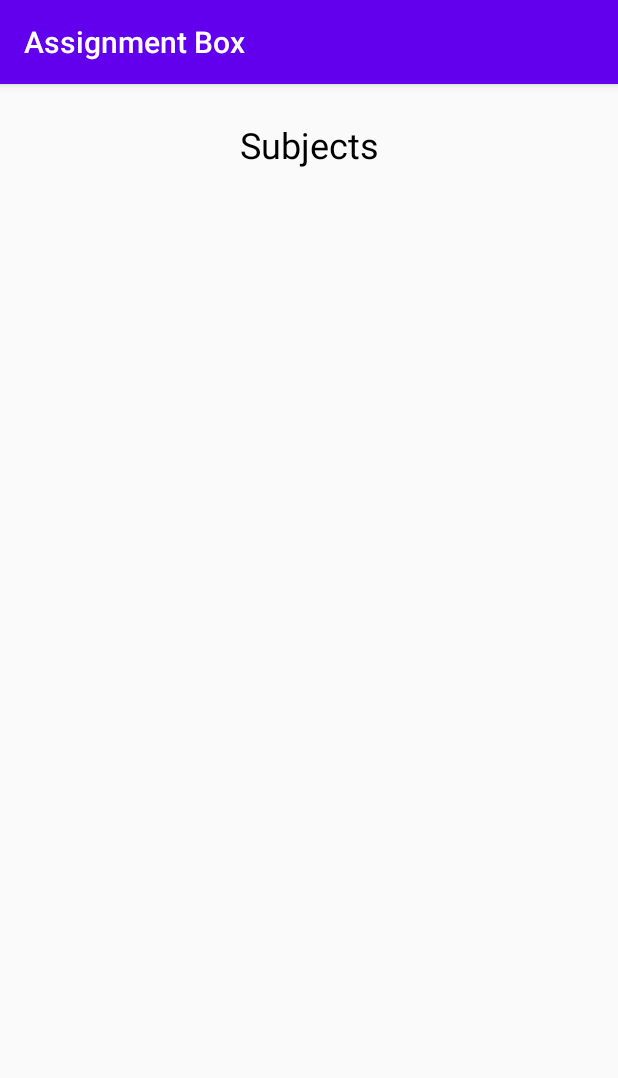
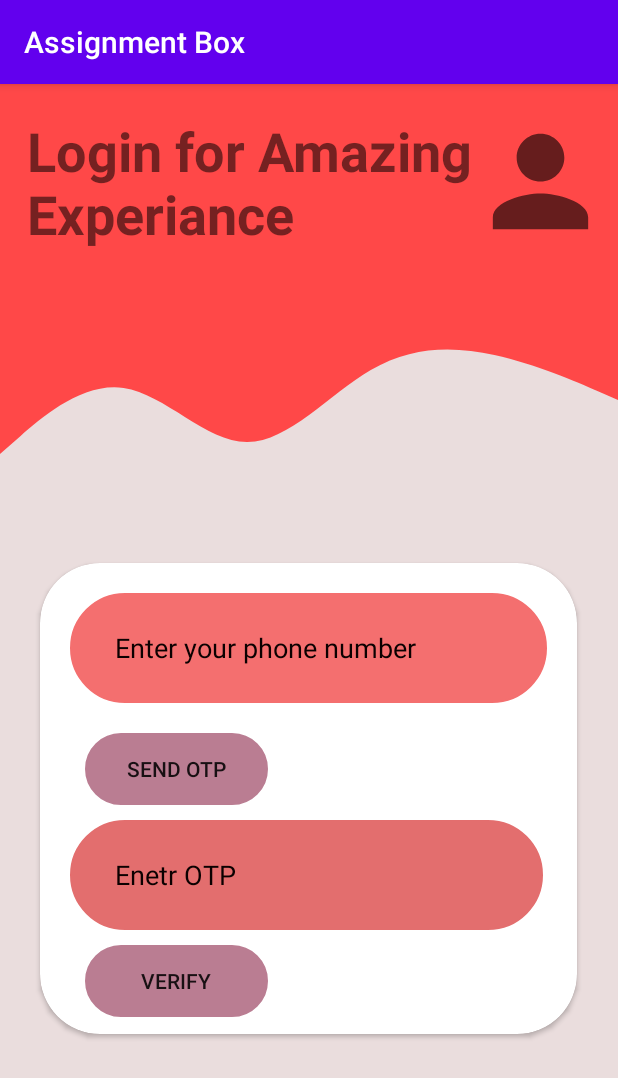
Before and after one commit to adarsh45/AssignmentBox, an Android app: the screen it shows after launch (HomeActivity before the commit, LoginActivity after it), on a phone screen of 412 x 824 dp. Shown: the top 1078 px of the screen. Run offline under Robolectric (Android 15) with nearby library versions, the phone set to English and light mode, and no system bars.

Commit message:
Atharva 1st commit

```diff
--- a/app/build.gradle
+++ b/app/build.gradle
@@ -29,6 +29,7 @@ dependencies {
     implementation 'androidx.constraintlayout:constraintlayout:2.0.2'
     implementation 'com.google.firebase:firebase-database:19.5.0'
     implementation 'androidx.recyclerview:recyclerview:1.1.0'
+    implementation 'androidx.cardview:cardview:1.0.0'
     testImplementation 'junit:junit:4.12'
     androidTestImplementation 'androidx.test.ext:junit:1.1.2'
     androidTestImplementation 'androidx.test.espresso:espresso-core:3.3.0'
--- a/app/src/main/java/com/example/assignmentbox/activities/LoginActivity.java
+++ b/app/src/main/java/com/example/assignmentbox/activities/LoginActivity.java
@@ -16,7 +16,7 @@ public class LoginActivity extends AppCompatActivity {
 
 //        temporary code for directly starting homeactivity by default
 //        TODO: comment out this code on your end
-        startActivity(new Intent(LoginActivity.this, HomeActivity.class));
-        finish();
+//        startActivity(new Intent(LoginActivity.this, HomeActivity.class));
+//        finish();
     }
 }
--- a/app/src/main/res/layout/activity_login.xml
+++ b/app/src/main/res/layout/activity_login.xml
@@ -4,6 +4,142 @@
     xmlns:tools="http://schemas.android.com/tools"
     android:layout_width="match_parent"
     android:layout_height="match_parent"
-    tools:context=".activities.LoginActivity">
+    android:background="#EADDDD"
+    tools:context=".activities.LoginActivity"
+    tools:ignore="ExtraText">
+
+    <View
+        android:id="@+id/view"
+        android:layout_width="wrap_content"
+        android:layout_height="0dp"
+        android:background="#ff4848"
+        app:layout_constraintBottom_toTopOf="@+id/view2"
+        app:layout_constraintEnd_toEndOf="parent"
+        app:layout_constraintHorizontal_bias="1.0"
+        app:layout_constraintStart_toStartOf="parent"
+        app:layout_constraintTop_toTopOf="parent" />
+
+    <View
+        android:id="@+id/view2"
+        android:layout_width="0dp"
+        android:layout_height="120dp"
+        android:background="@drawable/ic_wave"
+        app:layout_constraintBottom_toBottomOf="parent"
+        app:layout_constraintStart_toStartOf="parent"
+        app:layout_constraintTop_toTopOf="@+id/view"
+        app:layout_constraintVertical_bias="0.232" />
+
+    <ImageView
+        android:id="@+id/imageView"
+        android:layout_width="103dp"
+        android:layout_height="95dp"
+        app:layout_constraintBottom_toBottomOf="parent"
+        app:layout_constraintEnd_toEndOf="parent"
+        app:layout_constraintHorizontal_bias="1.0"
+        app:layout_constraintStart_toStartOf="@+id/view"
+        app:layout_constraintTop_toTopOf="parent"
+        app:layout_constraintVertical_bias="0.026"
+        app:srcCompat="@drawable/ic_baseline_person_24" />
+
+    <TextView
+        android:id="@+id/textView3"
+        android:layout_width="316dp"
+        android:layout_height="90dp"
+        android:layout_marginTop="20dp"
+        android:layout_marginEnd="88dp"
+        android:drawablePadding="10dp"
+        android:padding="0dp"
+        android:paddingStart="10dp"
+        android:text="Login for Amazing Experiance"
+        android:textSize="36sp"
+        android:textStyle="bold"
+        app:layout_constraintBottom_toBottomOf="@+id/view2"
+        app:layout_constraintEnd_toEndOf="parent"
+        app:layout_constraintTop_toTopOf="parent"
+        app:layout_constraintVertical_bias="0.0" />
+
+    <androidx.constraintlayout.widget.Barrier
+        android:id="@+id/barrier"
+        android:layout_width="wrap_content"
+        android:layout_height="wrap_content"
+        app:barrierDirection="top"
+        tools:layout_editor_absoluteY="731dp" />
+
+    <androidx.cardview.widget.CardView
+        android:layout_width="358dp"
+        android:layout_height="314dp"
+        android:layout_marginLeft="10dp"
+        android:layout_marginRight="10dp"
+        app:cardCornerRadius="40dp"
+        app:layout_constraintBottom_toBottomOf="parent"
+        app:layout_constraintEnd_toEndOf="parent"
+        app:layout_constraintHorizontal_bias="0.489"
+        app:layout_constraintStart_toStartOf="parent"
+
+        app:layout_constraintTop_toBottomOf="@+id/view2"
+        app:layout_constraintVertical_bias="0.268">
+
+        <LinearLayout
+            android:layout_width="match_parent"
+            android:layout_height="match_parent"
+            android:orientation="vertical">
+
+            <EditText
+                android:id="@+id/editTextPhone3"
+                android:layout_width="match_parent"
+                android:layout_height="73dp"
+                android:layout_margin="20dp"
+                android:layout_marginStart="10dp"
+                android:background="@drawable/rounde_border"
+                android:backgroundTint="#F46F6F"
+                android:ems="10"
+                android:hint="Enter your phone number"
+                android:inputType="phone"
+                android:paddingStart="30dp"
+                android:paddingLeft="10dp"
+                android:paddingRight="30dp"
+                android:textColor="#AC3434"
+                android:textColorHint="#0B0000" />
+
+            <Button
+                android:id="@+id/button13"
+                android:layout_width="122dp"
+                android:layout_height="wrap_content"
+                android:layout_marginStart="30dp"
+                android:layout_marginBottom="10dp"
+                android:background="@drawable/ronded2"
+                android:backgroundTint="#BA7D92"
+                android:text="Send OTP"
+                android:textColorHint="#CA1717" />
+
+            <EditText
+                android:id="@+id/editTextNumber2"
+                android:layout_width="315dp"
+                android:layout_height="73dp"
+                android:layout_marginStart="20dp"
+                android:layout_marginRight="20dp"
+                android:layout_marginBottom="10dp"
+                android:background="@drawable/rounde_border"
+                android:backgroundTint="#E36E6E"
+                android:ems="10"
+                android:hint="Enetr OTP"
+                android:inputType="number"
+                android:paddingStart="30dp"
+                android:textColorHint="#0B0000" />
+
+            <Button
+                android:id="@+id/button15"
+                android:layout_width="122dp"
+                android:layout_height="wrap_content"
+                android:layout_marginStart="30dp"
+                android:layout_marginBottom="10dp"
+                android:background="@drawable/ronded2"
+                android:backgroundTint="#BA7D92"
+                android:text="Verify" />
+
+        </LinearLayout>
+
+    </androidx.cardview.widget.CardView>
+
 
 </androidx.constraintlayout.widget.ConstraintLayout>
```
Also changed, not shown: app/src/main/res/layout/login.xml (deleted, +0 -152 lines).
